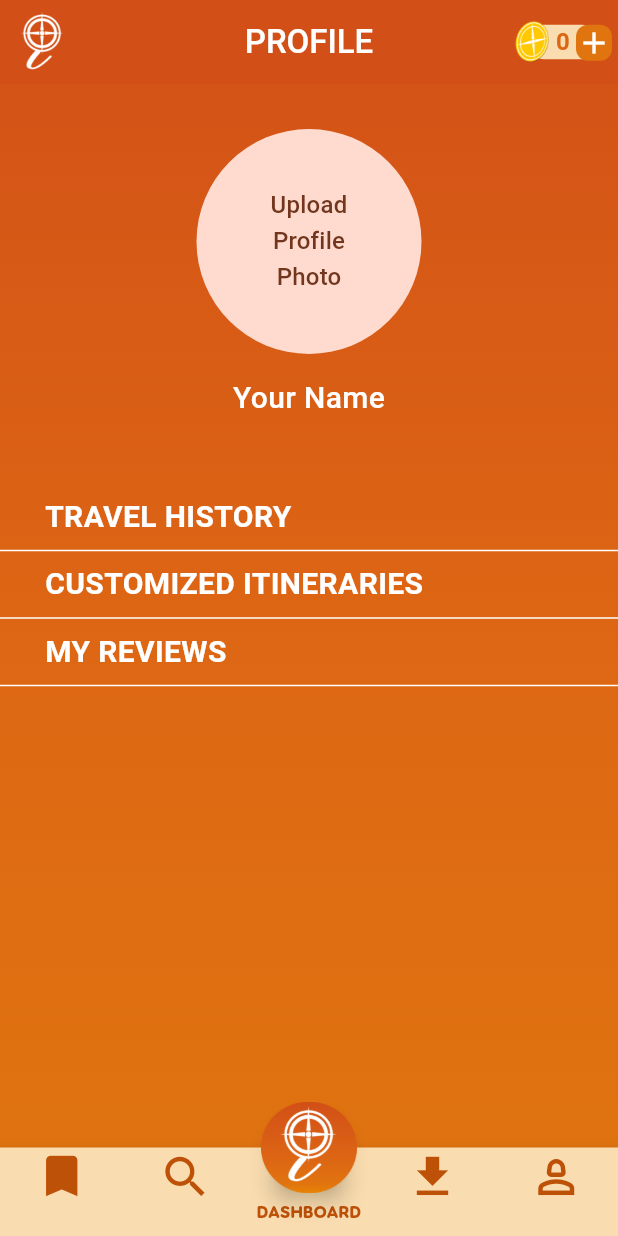
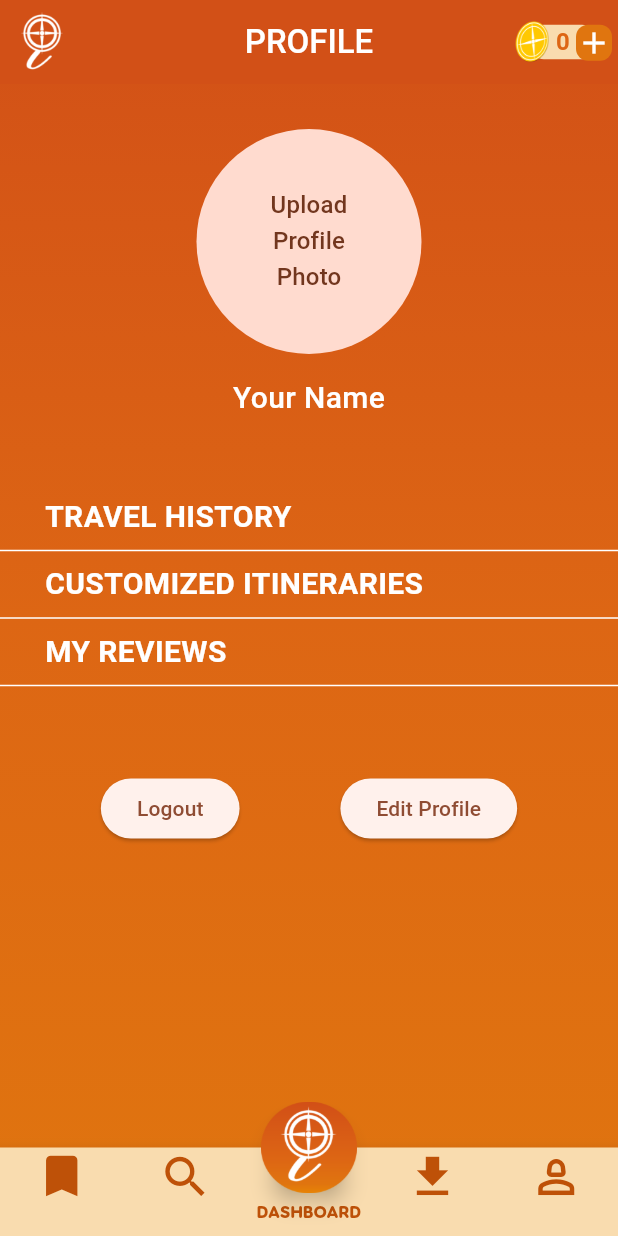
Before and after one commit to lalakingcaaath/iExplore, a Flutter app: the Profile screen opened by its route, on a phone screen of 412 x 824 dp. Run offline on Flutter 3.47's test engine with Material 3 defaults, Android fonts, the light colour scheme and no system bars; our stand-ins replace cloud_firestore, firebase_auth, firebase_core, firebase_storage, go_router, image_picker; accounts and stored records are empty; Roboto replaces fonts that are missing (FSP-Demo); project files that could hold a hidden picture were left out.

Commit message:
working code as of now

```diff
--- a/lib/pages/profile.dart
+++ b/lib/pages/profile.dart
@@ -1,9 +1,11 @@
 import 'dart:io';
 import 'package:flutter/material.dart';
+import 'package:go_router/go_router.dart';
 import 'package:i_explore/components/HeaderAppBarComponent.dart';
 import 'package:i_explore/components/FloatingButtonNavBarComponent.dart';
 import 'package:i_explore/components/BottomNavigationBarComponent.dart';
 import 'package:i_explore/pages/login.dart';
+import 'package:i_explore/services/AuthService.dart';
 import 'package:i_explore/utils/colors.dart';
 import 'package:image_picker/image_picker.dart';
 import 'package:cloud_firestore/cloud_firestore.dart';
@@ -18,7 +20,6 @@ class Profile extends StatefulWidget {
 }
 
 class _ProfileState extends State<Profile> {
-
   File? _profileImage;
   String? _profileImageUrl;
   final ImagePicker _picker = ImagePicker();
@@ -32,16 +33,19 @@ class _ProfileState extends State<Profile> {
       });
 
       //Upload Image to Firebase Storage
-      final Reference storageRef =
-          FirebaseStorage.instance.ref().child('profile_pictures').child('user_profile_picture.jpg');
+      final Reference storageRef = FirebaseStorage.instance
+          .ref()
+          .child('profile_pictures')
+          .child('user_profile_picture.jpg');
       await storageRef.putFile(_profileImage!);
 
       //Get Download URL
       final String downloadUrl = await storageRef.getDownloadURL();
 
       //Storage download URL in Cloud Firestore
-      final userRef = FirebaseFirestore.instance.collection('users').doc('user_id');
-      await userRef.set({'profileImageUrl' : downloadUrl});
+      final userRef =
+          FirebaseFirestore.instance.collection('users').doc('user_id');
+      await userRef.set({'profileImageUrl': downloadUrl});
 
       setState(() {
         _profileImageUrl = downloadUrl;
@@ -51,7 +55,8 @@ class _ProfileState extends State<Profile> {
 
   Future<void> _signOut(BuildContext context) async {
     await FirebaseAuth.instance.signOut();
-    Navigator.pushReplacement(context, MaterialPageRoute(builder: (context) => Login()));
+    Navigator.pushReplacement(
+        context, MaterialPageRoute(builder: (context) => Login()));
   }
 
   @override
@@ -78,14 +83,17 @@ class _ProfileState extends State<Profile> {
                   children: [
                     GestureDetector(
                       onTap: () => _pickImage,
-                      child: _profileImage != null ? CircleAvatar(
+                      child: _profileImage != null
+                          ? CircleAvatar(
                               radius: 75,
                               backgroundImage: FileImage(_profileImage!),
-                      ) : GestureDetector(
+                            )
+                          : GestureDetector(
                               onTap: _pickImage,
                               child: CircleAvatar(
                                 radius: 75,
-                          child: Text('Upload\nProfile\nPhoto', textAlign: TextAlign.center),
+                                child: Text('Upload\nProfile\nPhoto',
+                                    textAlign: TextAlign.center),
                               ),
                             ),
                     ),
@@ -167,6 +175,26 @@ class _ProfileState extends State<Profile> {
                 Divider(
                   color: Colors.white,
                 ),
+                Container(
+                  margin: const EdgeInsets.only(top: 50),
+                ),
+                Row(
+                  mainAxisAlignment: MainAxisAlignment.spaceEvenly,
+                  children: [
+                    ElevatedButton(
+                        onPressed: () async {
+                          if (await AuthService().logOutUser()) {
+                            context.go('/login');
+                          }
+                        },
+                        child: Text('Logout')),
+                    ElevatedButton(
+                        onPressed: () {
+                          context.go('/profile/edit');
+                        },
+                        child: Text('Edit Profile')),
+                  ],
+                )
               ],
             ),
           ),
--- a/lib/router/router_config.dart
+++ b/lib/router/router_config.dart
@@ -2,6 +2,7 @@ import 'package:flutter/material.dart';
 import 'package:go_router/go_router.dart';
 import 'package:i_explore/pages/cultures.dart';
 import 'package:i_explore/pages/edit_profile.dart';
+
 import 'package:i_explore/pages/homepage.dart';
 import 'package:i_explore/pages/login.dart';
 import 'package:i_explore/pages/profile.dart';
@@ -26,7 +27,7 @@ final GoRouter routerConfig = GoRouter(
         routes: [
           GoRoute(
             path: 'edit',
-            builder: (context, state) => const Cultural_Tours(),
+            builder: (context, state) => const EditProfile(),
           )
         ],
       ),
```
Also changed, not shown: 2 other files. Lines whose indentation alone changed are shown as unchanged.
